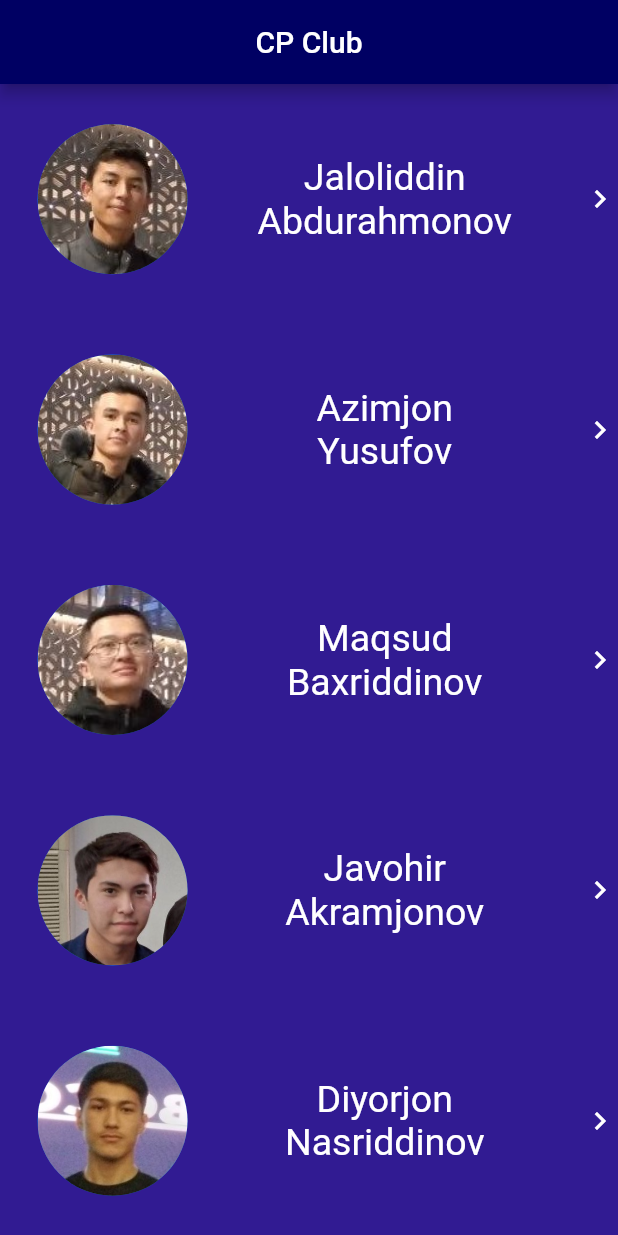
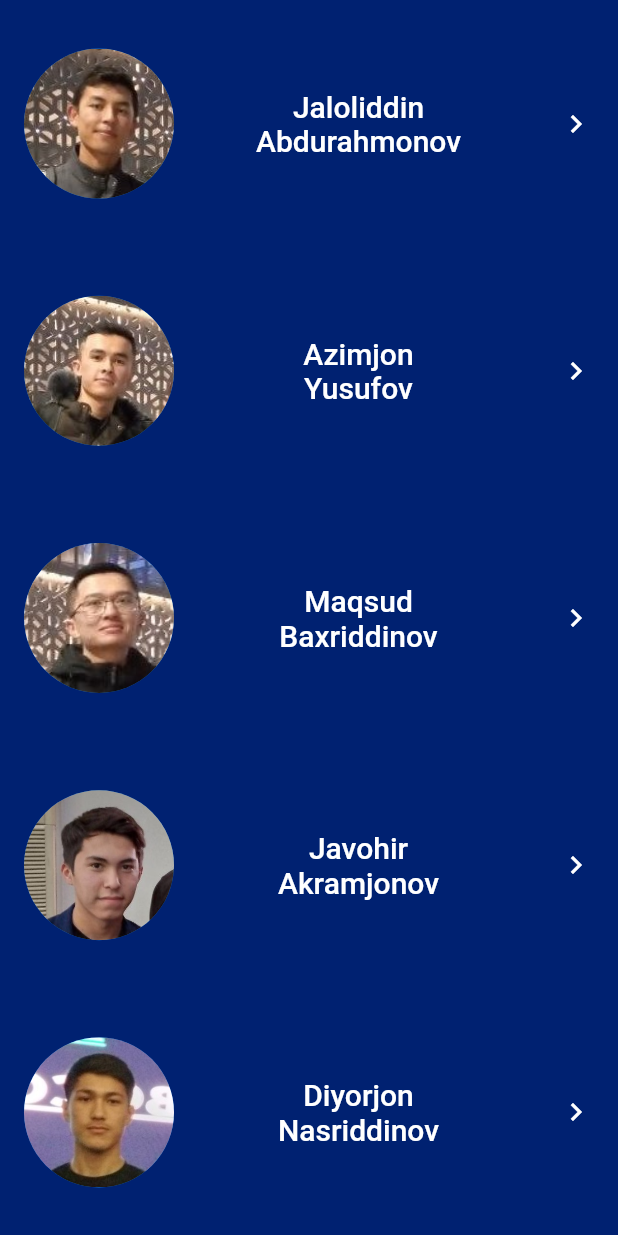
Before and after one commit to Diyorjon825/CP_Club, a Flutter app: the screen it shows after launch, on a phone screen of 412 x 824 dp. Run offline on Flutter 3.47's test engine with Material 2 defaults, Android fonts, the phone set to English and light mode, and no system bars.

Commit message:
i created the first release version 1.0.0

```diff
--- a/lib/main.dart
+++ b/lib/main.dart
@@ -1,9 +1,7 @@
+import 'package:cp_club/slider.dart';
 import 'package:cp_club/app.dart';
-import 'package:cp_club/mainwindow.dart';
 import 'package:flutter/cupertino.dart';
 import 'package:flutter/material.dart';
-
-import 'mainwindow2.dart';
 
 void main() => runApp(
       MaterialApp(
@@ -17,6 +15,6 @@ class MyApp extends StatelessWidget {
 
   @override
   Widget build(BuildContext context) {
-    return CP_Club();
+    return SliderPage();
   }
 }
--- a/lib/mainwindow.dart
+++ /dev/null
@@ -1,94 +0,0 @@
-import 'package:flutter/material.dart';
-
-List<InfoWidget> listdata = [
-  InfoWidget('Jaloliddin', 'Abdurahmonov', 'images/jaloliddin.jpg'),
-  InfoWidget('Azimjon', 'Yusufov', 'images/Azim.jpg'),
-  InfoWidget('Maqsud', 'Baxriddinov', 'images/Maqsud.jpg'),
-  InfoWidget('Javohir', 'Akramjonov', 'images/Javohir.jpg'),
-  InfoWidget('Diyorjon', 'Nasriddinov', 'images/Diyor.jpg'),
-];
-
-class CP_Club extends StatelessWidget {
-  CP_Club({Key, key}) : super(key: key);
-  @override
-  Widget build(BuildContext context) {
-    return Scaffold(
-      backgroundColor: Color.fromRGBO(49, 27, 146, 1),
-      appBar: AppBar(
-        backgroundColor: Color.fromRGBO(0, 0, 99, 1),
-        centerTitle: true,
-        title: Text('CP Club'),
-      ),
-      body: SafeArea(
-        child: AvatarWidget(
-          listdata: listdata,
-        ),
-      ),
-    );
-  }
-}
-
-class InfoWidget {
-  String name, surname, adressfoto;
-  InfoWidget(this.name, this.surname, this.adressfoto);
-}
-
-class AvatarWidget extends StatelessWidget {
-  List<InfoWidget> listdata;
-
-  AvatarWidget({Key? key, required this.listdata}) : super(key: key);
-
-  @override
-  Widget build(BuildContext context) {
-    return Container(
-      width: double.infinity,
-      child: Column(
-        mainAxisAlignment: MainAxisAlignment.spaceAround,
-        children:
-            listdata.map((data) => AvatarWidgetRow(infoWidget: data)).toList(),
-      ),
-    );
-  }
-}
-
-class AvatarWidgetRow extends StatelessWidget {
-  InfoWidget infoWidget;
-  AvatarWidgetRow({Key? key, required this.infoWidget}) : super(key: key);
-  @override
-  Widget build(BuildContext context) {
-    return Row(
-      children: [
-        Padding(padding: EdgeInsets.only(left: 25)),
-        CircleAvatar(
-          backgroundImage: AssetImage(infoWidget.adressfoto),
-          radius: 50,
-        ),
-        Expanded(
-          child: Column(
-            children: [
-              TextCreat(text: infoWidget.name),
-              TextCreat(text: infoWidget.surname),
-            ],
-          ),
-        ),
-        Icon(
-          Icons.chevron_right,
-          color: Colors.white,
-        ),
-      ],
-    );
-  }
-}
-
-class TextCreat extends StatelessWidget {
-  String text;
-  TextCreat({Key? key, required this.text}) : super(key: key);
-
-  @override
-  Widget build(BuildContext context) {
-    return Text(
-      text,
-      style: TextStyle(fontSize: 25, color: Colors.white),
-    );
-  }
-}
--- a/lib/slider.dart
+++ b/lib/slider.dart
@@ -1,32 +1,102 @@
+import 'package:cp_club/app.dart';
 import 'package:flutter/material.dart';
 import 'package:flutter/cupertino.dart';
 
-class Slider extends StatelessWidget {
+class SliderPage extends StatelessWidget {
+  List<InfoWidget> listdata = [
+    InfoWidget('Jaloliddin', 'Abdurahmonov', 'images/jaloliddin.jpg',
+        '+998 99 507 21 21'),
+    InfoWidget('Azimjon', 'Yusufov', 'images/Azim.jpg', '+998 90 123 45 67'),
+    InfoWidget(
+        'Maqsud', 'Baxriddinov', 'images/Maqsud.jpg', '+998 97 394 03 74'),
+    InfoWidget(
+        'Javohir', 'Akramjonov', 'images/Javohir.jpg', '+998 93 668 71 18'),
+    InfoWidget(
+        'Diyorjon', 'Nasriddinov', 'images/Diyor.jpg', '+998 91 548 92 25'),
+  ];
+
   @override
   Widget build(BuildContext context) {
     return Scaffold(
-      appBar: AppBar(
-        title: Text("Hello"),
-      ),
-      body: TextFormField(
-        cursorColor: Theme.of(context).cursorColor,
-        initialValue: 'Input text',
-        maxLength: 20,
-        decoration: InputDecoration(
-          icon: Icon(Icons.favorite),
-          labelText: 'Label text',
-          labelStyle: TextStyle(
-            color: Color(0xFF6200EE),
-          ),
-          helperText: 'Helper text',
-          suffixIcon: Icon(
-            Icons.check_circle,
-          ),
-          enabledBorder: UnderlineInputBorder(
-            borderSide: BorderSide(color: Color(0xFF6200EE)),
-          ),
+      backgroundColor: Color.fromRGBO(0, 33, 113, 1),
+      body: SafeArea(
+        child: ListWidget(
+          listinfo: listdata,
         ),
       ),
     );
   }
 }
+
+class InfoWidget {
+  String name, surname, adressfoto, phoneNumber;
+  InfoWidget(this.name, this.surname, this.adressfoto, this.phoneNumber);
+}
+
+class ListWidget extends StatelessWidget {
+  var listinfo = <InfoWidget>[];
+  ListWidget({Key? key, required this.listinfo}) : super(key: key);
+
+  @override
+  Widget build(BuildContext context) {
+    return Column(
+      mainAxisAlignment: MainAxisAlignment.spaceAround,
+      children: listinfo
+          .map((e) => WidgetCreator(
+                info: e,
+              ))
+          .toList(),
+    );
+  }
+}
+
+class WidgetCreator extends StatelessWidget {
+  InfoWidget info;
+  WidgetCreator({Key? key, required this.info}) : super(key: key);
+
+  @override
+  Widget build(BuildContext context) {
+    return Column(
+      children: [
+        ElevatedButton(
+          style: ButtonStyle(
+            backgroundColor:
+                MaterialStateProperty.all(Color.fromRGBO(0, 33, 113, 1)),
+            elevation: MaterialStateProperty.all(0),
+          ),
+          onPressed: () {
+            var navigator = Navigator.of(context);
+            navigator
+                .push(MaterialPageRoute<void>(builder: (context) => App(info)));
+          },
+          child: Row(
+            children: [
+              CircleAvatar(
+                radius: 50,
+                backgroundImage: AssetImage(info.adressfoto),
+              ),
+              Expanded(
+                child: Column(
+                  children: [
+                    Text(
+                      info.name,
+                      style: TextStyle(fontSize: 20),
+                    ),
+                    Text(
+                      info.surname,
+                      style: TextStyle(fontSize: 20),
+                    ),
+                  ],
+                ),
+              ),
+              SizedBox(
+                width: 10,
+              ),
+              Icon(Icons.chevron_right)
+            ],
+          ),
+        ),
+      ],
+    );
+  }
+}
--- a/pubspec.yaml
+++ b/pubspec.yaml
@@ -15,7 +15,7 @@ publish_to: 'none' # Remove this line if you wish to publish to pub.dev
 # In iOS, build-name is used as CFBundleShortVersionString while build-number used as CFBundleVersion.
 # Read more about iOS versioning at
 # https://developer.apple.com/library/archive/documentation/General/Reference/InfoPlistKeyReference/Articles/CoreFoundationKeys.html
-version: 1.0.0+1
+version: 1.0.1
 
 environment:
   sdk: ">=2.12.0 <3.0.0"
```
Also changed, not shown: lib/app.dart (+22 -16 lines), lib/mainwindow2.dart (deleted, +0 -55 lines), 2 other files.
